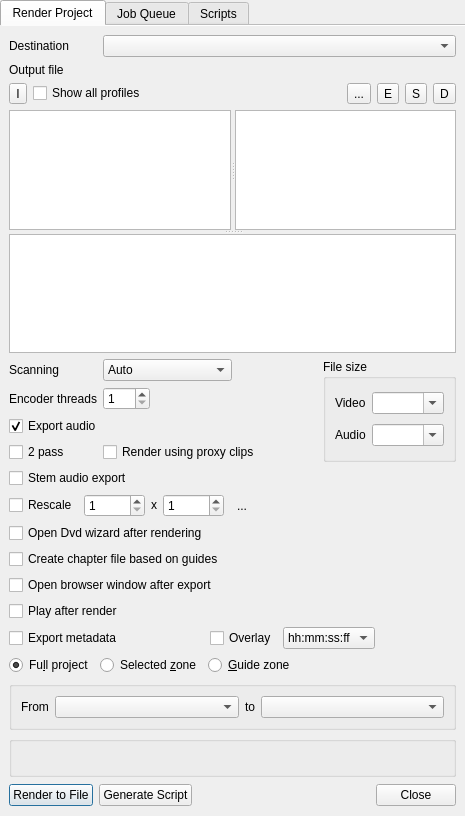
First picture: the form in src/ui/renderwidget_ui.ui, repository KDE/kdenlive, before the edit.
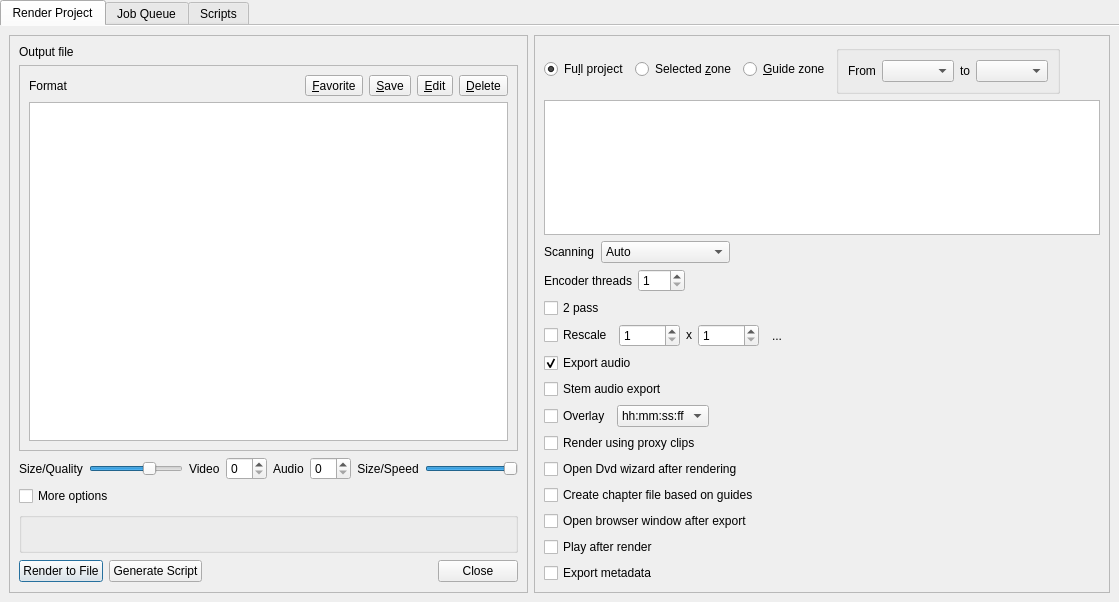
Second picture: the form after the edit. Custom widgets are drawn as their Qt base class.

Commit message: Render widget 'simple by default, powerful when needed' TODO: review profiles and speed options; rename to "export"

```diff
--- a/src/ui/renderwidget_ui.ui
+++ b/src/ui/renderwidget_ui.ui
@@ -6,8 +6,8 @@
    <rect>
     <x>0</x>
     <y>0</y>
-    <width>465</width>
-    <height>816</height>
+    <width>1119</width>
+    <height>602</height>
    </rect>
   </property>
   <property name="windowTitle">
@@ -26,7 +26,7 @@
    <property name="bottomMargin">
     <number>0</number>
    </property>
-   <item row="0" column="0">
+   <item>
     <widget class="QTabWidget" name="tabWidget">
      <property name="currentIndex">
       <number>0</number>
@@ -38,22 +38,26 @@
       <attribute name="title">
        <string>Render Project</string>
       </attribute>
-      <layout class="QGridLayout" name="gridLayout">
-       <item row="0" column="0">
-        <widget class="QLabel" name="label_6">
-         <property name="text">
-          <string>Destination</string>
+      <layout class="QHBoxLayout" name="horizontalLayout1">
+       <item>
+        <widget class="QFrame" name="baseGroup">
+         <property name="frameShape">
+          <enum>QFrame::StyledPanel</enum>
          </property>
-        </widget>
-       </item>
-       <item row="1" column="0">
-        <widget class="QLabel" name="label">
+         <property name="frameShadow">
+          <enum>QFrame::Raised</enum>
+         </property>
+         <layout class="QVBoxLayout" name="verticalLayout2">
+          <item>
+           <layout class="QHBoxLayout" name="outfileGroup">
+            <item>
+             <widget class="QLabel" name="outfileLabel">
          <property name="text">
           <string>Output file</string>
          </property>
         </widget>
        </item>
-       <item row="1" column="2" colspan="3">
+            <item>
         <widget class="KUrlRequester" name="out_file">
          <property name="sizePolicy">
           <sizepolicy hsizetype="Expanding" vsizetype="Preferred">
@@ -63,83 +67,28 @@
          </property>
         </widget>
        </item>
-       <item row="3" column="0" colspan="5">
-        <widget class="QSplitter" name="splitter_3">
-         <property name="orientation">
-          <enum>Qt::Vertical</enum>
-         </property>
-         <widget class="QSplitter" name="splitter">
-          <property name="orientation">
-           <enum>Qt::Horizontal</enum>
-          </property>
-          <widget class="QListWidget" name="format_list">
-           <property name="sizePolicy">
-            <sizepolicy hsizetype="Preferred" vsizetype="Expanding">
-             <horstretch>0</horstretch>
-             <verstretch>0</verstretch>
-            </sizepolicy>
-           </property>
-          </widget>
-          <widget class="QListWidget" name="size_list">
-           <property name="sizePolicy">
-            <sizepolicy hsizetype="Preferred" vsizetype="Expanding">
-             <horstretch>0</horstretch>
-             <verstretch>0</verstretch>
-            </sizepolicy>
-           </property>
-          </widget>
-         </widget>
-         <widget class="QTextEdit" name="advanced_params">
-          <property name="readOnly">
-           <bool>true</bool>
-          </property>
-          <property name="acceptRichText">
-           <bool>false</bool>
-          </property>
-         </widget>
-        </widget>
-       </item>
-       <item row="4" column="0">
-        <widget class="QLabel" name="label_5">
-         <property name="text">
-          <string>Scanning</string>
-         </property>
-        </widget>
-       </item>
-       <item row="5" column="0" colspan="2">
-        <widget class="QLabel" name="label_9">
-         <property name="text">
-          <string>Encoder threads</string>
-         </property>
-        </widget>
-       </item>
-       <item row="4" column="2">
-        <widget class="KComboBox" name="scanning_list">
-         <property name="sizePolicy">
-          <sizepolicy hsizetype="Fixed" vsizetype="Fixed">
-           <horstretch>0</horstretch>
-           <verstretch>0</verstretch>
-          </sizepolicy>
-         </property>
+           </layout>
+          </item>
+          <item>
+           <widget class="QFrame" name="formatGroup">
+            <property name="frameShape">
+             <enum>QFrame::StyledPanel</enum>
+            </property>
+            <property name="frameShadow">
+             <enum>QFrame::Raised</enum>
+            </property>
+            <layout class="QVBoxLayout" name="verticalLayout3">
          <item>
-          <property name="text">
-           <string>Auto</string>
-          </property>
-         </item>
+              <layout class="QHBoxLayout" name="formatTools">
          <item>
+                <widget class="QLabel" name="formatLabel">
           <property name="text">
-           <string>Force Progressive</string>
-          </property>
-         </item>
-         <item>
-          <property name="text">
-           <string>Force Interlaced</string>
-          </property>
-         </item>
-        </widget>
-       </item>
-       <item row="4" column="3">
-        <spacer name="horizontalSpacer_8">
+                  <string>Format</string>
+                 </property>
+                </widget>
+               </item>
+               <item>
+                <spacer name="formatSpace">
          <property name="orientation">
           <enum>Qt::Horizontal</enum>
          </property>
@@ -151,39 +100,109 @@
          </property>
         </spacer>
        </item>
-       <item row="4" column="4" rowspan="4">
-        <widget class="QGroupBox" name="groupBox">
-         <property name="title">
-          <string>File size</string>
-         </property>
-         <layout class="QGridLayout" name="gridLayout_9">
-          <item row="0" column="0">
-           <widget class="QLabel" name="bitrateLabel">
+               <item>
+                <widget class="QToolButton" name="buttonFavorite">
+                 <property name="text">
+                  <string>&amp;Favorite</string>
+                 </property>
+                </widget>
+               </item>
+               <item>
+                <widget class="QToolButton" name="buttonSave">
+                 <property name="text">
+                  <string>&amp;Save</string>
+                 </property>
+                </widget>
+               </item>
+               <item>
+                <widget class="QToolButton" name="buttonEdit">
+                 <property name="text">
+                  <string>&amp;Edit</string>
+                 </property>
+                </widget>
+               </item>
+               <item>
+                <widget class="QToolButton" name="buttonDelete">
+                 <property name="text">
+                  <string>&amp;Delete</string>
+                 </property>
+                </widget>
+               </item>
+              </layout>
+             </item>
+             <item>
+              <widget class="QTreeWidget" name="formats">
+               <property name="alternatingRowColors">
+                <bool>true</bool>
+               </property>
+               <property name="headerHidden">
+                <bool>true</bool>
+               </property>
+               <column>
+                <property name="text">
+                 <string notr="true">1</string>
+                </property>
+               </column>
+              </widget>
+             </item>
+            </layout>
+           </widget>
+          </item>
+          <item>
+           <layout class="QHBoxLayout" name="sizeGroup">
+            <item>
+             <widget class="QLabel" name="qualityLabel">
+              <property name="text">
+               <string>Size/Quality</string>
+              </property>
+             </widget>
+            </item>
+            <item>
+             <widget class="QSlider" name="quality">
             <property name="sizePolicy">
-             <sizepolicy hsizetype="Minimum" vsizetype="Preferred">
+               <sizepolicy hsizetype="MinimumExpanding" vsizetype="Fixed">
               <horstretch>0</horstretch>
               <verstretch>0</verstretch>
              </sizepolicy>
             </property>
+              <property name="minimum">
+               <number>1</number>
+              </property>
+              <property name="maximum">
+               <number>10</number>
+              </property>
+              <property name="pageStep">
+               <number>3</number>
+              </property>
+              <property name="value">
+               <number>7</number>
+              </property>
+              <property name="orientation">
+               <enum>Qt::Horizontal</enum>
+              </property>
+             </widget>
+            </item>
+            <item>
+             <widget class="QLabel" name="videoLabel">
             <property name="text">
              <string>Video</string>
             </property>
            </widget>
           </item>
-          <item row="0" column="1">
-           <widget class="KComboBox" name="comboBitrates">
-            <property name="toolTip">
-             <string>Best to worst quality</string>
-            </property>
-            <property name="editable">
-             <bool>true</bool>
-            </property>
-            <property name="frame">
-             <bool>true</bool>
+            <item>
+             <widget class="QSpinBox" name="video"/>
+            </item>
+            <item>
+             <widget class="QLabel" name="audioLabel">
+              <property name="text">
+               <string>Audio</string>
             </property>
            </widget>
           </item>
-          <item row="1" column="0">
+            <item>
+             <widget class="QSpinBox" name="audio"/>
+            </item>
+            <item>
            <widget class="QLabel" name="audiobitrateLabel">
             <property name="sizePolicy">
              <sizepolicy hsizetype="Maximum" vsizetype="Preferred">
@@ -192,163 +211,78 @@
              </sizepolicy>
             </property>
             <property name="text">
-             <string>Audio</string>
-            </property>
-           </widget>
-          </item>
-          <item row="1" column="1">
-           <widget class="KComboBox" name="comboAudioBitrates">
-            <property name="toolTip">
-             <string>Best to worst quality</string>
-            </property>
-            <property name="editable">
-             <bool>true</bool>
-            </property>
-           </widget>
-          </item>
-         </layout>
-        </widget>
-       </item>
-       <item row="7" column="0">
-        <widget class="QCheckBox" name="checkTwoPass">
-         <property name="text">
-          <string>2 pass</string>
-         </property>
-        </widget>
-       </item>
-       <item row="9" column="0">
-        <widget class="QCheckBox" name="rescale">
-         <property name="text">
-          <string>Rescale</string>
-         </property>
-        </widget>
-       </item>
-       <item row="5" column="2">
-        <widget class="QSpinBox" name="encoder_threads">
+               <string>Size/Speed</string>
+              </property>
+              <property name="alignment">
+               <set>Qt::AlignCenter</set>
+              </property>
+             </widget>
+            </item>
+            <item>
+             <widget class="QSlider" name="speed">
          <property name="sizePolicy">
-          <sizepolicy hsizetype="Fixed" vsizetype="Fixed">
+               <sizepolicy hsizetype="MinimumExpanding" vsizetype="Fixed">
            <horstretch>0</horstretch>
            <verstretch>0</verstretch>
           </sizepolicy>
          </property>
-         <property name="minimum">
-          <number>1</number>
-         </property>
          <property name="maximum">
-          <number>999</number>
-         </property>
-        </widget>
-       </item>
-       <item row="0" column="2" colspan="3">
-        <widget class="KComboBox" name="destination_list"/>
-       </item>
-       <item row="14" column="0" colspan="5">
-        <layout class="QHBoxLayout" name="horizontalLayout_5">
-         <item>
-          <widget class="QCheckBox" name="export_meta">
-           <property name="text">
-            <string>Export metadata</string>
-           </property>
-          </widget>
-         </item>
-         <item>
-          <spacer name="horizontalSpacer_2">
+               <number>1</number>
+              </property>
+              <property name="pageStep">
+               <number>2</number>
+              </property>
+              <property name="value">
+               <number>1</number>
+              </property>
            <property name="orientation">
             <enum>Qt::Horizontal</enum>
            </property>
-           <property name="sizeHint" stdset="0">
-            <size>
-             <width>40</width>
-             <height>20</height>
-            </size>
-           </property>
-          </spacer>
+             </widget>
+            </item>
+           </layout>
+          </item>
+          <item>
+           <widget class="QCheckBox" name="options">
+            <property name="text">
+             <string>More options</string>
+            </property>
+           </widget>
          </item>
          <item>
-          <widget class="QCheckBox" name="tc_overlay">
+           <layout class="QHBoxLayout" name="info"/>
+          </item>
+          <item>
+           <widget class="QGroupBox" name="errorBox">
+            <property name="title">
+             <string/>
+            </property>
+            <layout class="QGridLayout" name="gridLayout">
+             <item row="0" column="0">
+              <widget class="QLabel" name="errorIcon">
+               <property name="text">
+                <string/>
+               </property>
+              </widget>
+             </item>
+             <item row="0" column="1">
+              <widget class="QLabel" name="errorLabel">
            <property name="sizePolicy">
-            <sizepolicy hsizetype="Preferred" vsizetype="Fixed">
+                <sizepolicy hsizetype="MinimumExpanding" vsizetype="Preferred">
              <horstretch>0</horstretch>
              <verstretch>0</verstretch>
             </sizepolicy>
            </property>
            <property name="text">
-            <string>Overlay</string>
+                <string/>
            </property>
           </widget>
          </item>
-         <item>
-          <widget class="KComboBox" name="tc_type">
-           <item>
-            <property name="text">
-             <string>hh:mm:ss:ff</string>
-            </property>
-           </item>
-           <item>
-            <property name="text">
-             <string>Frames</string>
-            </property>
-           </item>
-          </widget>
-         </item>
-         <item>
-          <spacer name="horizontalSpacer_7">
-           <property name="orientation">
-            <enum>Qt::Horizontal</enum>
-           </property>
-           <property name="sizeHint" stdset="0">
-            <size>
-             <width>40</width>
-             <height>20</height>
-            </size>
-           </property>
-          </spacer>
-         </item>
-        </layout>
-       </item>
-       <item row="15" column="0" colspan="5">
-        <layout class="QHBoxLayout" name="horizontalLayout">
-         <item>
-          <widget class="QRadioButton" name="render_full">
-           <property name="text">
-            <string>Fu&amp;ll project</string>
-           </property>
-           <property name="checked">
-            <bool>true</bool>
-           </property>
+            </layout>
           </widget>
          </item>
          <item>
-          <widget class="QRadioButton" name="render_zone">
-           <property name="text">
-            <string>Selected &amp;zone</string>
-           </property>
-          </widget>
-         </item>
-         <item>
-          <widget class="QRadioButton" name="render_guide">
-           <property name="text">
-            <string>&amp;Guide zone</string>
-           </property>
-          </widget>
-         </item>
-         <item>
-          <spacer name="horizontalSpacer_6">
-           <property name="orientation">
-            <enum>Qt::Horizontal</enum>
-           </property>
-           <property name="sizeHint" stdset="0">
-            <size>
-             <width>40</width>
-             <height>20</height>
-            </size>
-           </property>
-          </spacer>
-         </item>
-        </layout>
-       </item>
-       <item row="18" column="0" colspan="5">
-        <layout class="QHBoxLayout" name="horizontalLayout_3">
+           <layout class="QHBoxLayout" name="targetGroup">
          <item>
           <widget class="QPushButton" name="buttonRender">
            <property name="text">
@@ -364,7 +298,7 @@
           </widget>
          </item>
          <item>
-          <spacer name="horizontalSpacer">
+             <spacer name="targetSpace">
            <property name="orientation">
             <enum>Qt::Horizontal</enum>
            </property>
@@ -385,96 +319,45 @@
          </item>
         </layout>
        </item>
-       <item row="2" column="0" colspan="5">
-        <layout class="QHBoxLayout" name="horizontalLayout_4">
-         <item>
-          <widget class="QToolButton" name="buttonInfo">
-           <property name="text">
-            <string>I</string>
-           </property>
+         </layout>
           </widget>
          </item>
          <item>
-          <widget class="QCheckBox" name="show_all_profiles">
-           <property name="text">
-            <string>Show all profiles</string>
-           </property>
-          </widget>
-         </item>
-         <item>
-          <widget class="QToolButton" name="buttonFavorite">
-           <property name="text">
-            <string>...</string>
-           </property>
-          </widget>
-         </item>
+        <widget class="QFrame" name="optionsGroup">
+         <property name="frameShape">
+          <enum>QFrame::StyledPanel</enum>
+         </property>
+         <property name="frameShadow">
+          <enum>QFrame::Raised</enum>
+         </property>
+         <layout class="QVBoxLayout" name="verticalLayout4">
          <item>
-          <widget class="QToolButton" name="buttonEdit">
+           <layout class="QHBoxLayout" name="zoneGroup">
+            <item>
+             <widget class="QRadioButton" name="render_full">
            <property name="text">
-            <string>E</string>
-           </property>
+               <string>Fu&amp;ll project</string>
+              </property>
+              <property name="checked">
+               <bool>true</bool>
+              </property>
           </widget>
          </item>
          <item>
-          <widget class="QToolButton" name="buttonSave">
+             <widget class="QRadioButton" name="render_zone">
            <property name="text">
-            <string>S</string>
+               <string>Selected &amp;zone</string>
            </property>
           </widget>
          </item>
          <item>
-          <widget class="QToolButton" name="buttonDelete">
+             <widget class="QRadioButton" name="render_guide">
            <property name="text">
-            <string>D</string>
+               <string>&amp;Guide zone</string>
            </property>
           </widget>
          </item>
-        </layout>
-       </item>
-       <item row="17" column="0" colspan="5">
-        <widget class="QGroupBox" name="errorBox">
-         <property name="title">
-          <string/>
-         </property>
-         <layout class="QGridLayout" name="gridLayout_8">
-          <item row="0" column="0">
-           <widget class="QLabel" name="errorIcon">
-            <property name="text">
-             <string/>
-            </property>
-           </widget>
-          </item>
-          <item row="0" column="1">
-           <widget class="QLabel" name="errorLabel">
-            <property name="sizePolicy">
-             <sizepolicy hsizetype="MinimumExpanding" vsizetype="Preferred">
-              <horstretch>0</horstretch>
-              <verstretch>0</verstretch>
-             </sizepolicy>
-            </property>
-            <property name="text">
-             <string/>
-            </property>
-           </widget>
-          </item>
-         </layout>
-        </widget>
-       </item>
-       <item row="12" column="0" colspan="5">
-        <widget class="QCheckBox" name="open_browser">
-         <property name="text">
-          <string>Open browser window after export</string>
-         </property>
-        </widget>
-       </item>
-       <item row="13" column="0" colspan="5">
-        <widget class="QCheckBox" name="play_after">
-         <property name="text">
-          <string>Play after render</string>
-         </property>
-        </widget>
-       </item>
-       <item row="16" column="0" colspan="5">
+            <item>
         <widget class="QGroupBox" name="guides_box">
          <property name="title">
           <string/>
@@ -517,42 +400,142 @@
          </layout>
         </widget>
        </item>
-       <item row="11" column="0" colspan="5">
-        <widget class="QCheckBox" name="create_chapter">
-         <property name="text">
-          <string>Create chapter file based on guides</string>
-         </property>
-        </widget>
-       </item>
-       <item row="10" column="0" colspan="5">
-        <widget class="QCheckBox" name="open_dvd">
+            <item>
+             <spacer name="zoneSpace">
+              <property name="orientation">
+               <enum>Qt::Horizontal</enum>
+              </property>
+              <property name="sizeHint" stdset="0">
+               <size>
+                <width>40</width>
+                <height>20</height>
+               </size>
+              </property>
+             </spacer>
+            </item>
+           </layout>
+          </item>
+          <item>
+           <widget class="QTextEdit" name="advanced_params">
+            <property name="sizePolicy">
+             <sizepolicy hsizetype="Preferred" vsizetype="Preferred">
+              <horstretch>0</horstretch>
+              <verstretch>0</verstretch>
+             </sizepolicy>
+            </property>
+            <property name="readOnly">
+             <bool>true</bool>
+            </property>
+            <property name="acceptRichText">
+             <bool>false</bool>
+            </property>
+           </widget>
+          </item>
+          <item>
+           <layout class="QHBoxLayout" name="scanGroup">
+            <item>
+             <widget class="QLabel" name="scanningLabel">
          <property name="text">
-          <string>Open Dvd wizard after rendering</string>
+               <string>Scanning</string>
          </property>
         </widget>
        </item>
-       <item row="7" column="2" colspan="2">
-        <widget class="QCheckBox" name="proxy_render">
+            <item>
+             <widget class="KComboBox" name="scanning_list">
+              <property name="sizePolicy">
+               <sizepolicy hsizetype="Fixed" vsizetype="Fixed">
+                <horstretch>0</horstretch>
+                <verstretch>0</verstretch>
+               </sizepolicy>
+              </property>
+              <item>
          <property name="text">
-          <string>Render using proxy clips</string>
-         </property>
-        </widget>
-       </item>
-       <item row="6" column="0" colspan="4">
-        <widget class="QCheckBox" name="export_audio">
+                <string>Auto</string>
+               </property>
+              </item>
+              <item>
+               <property name="text">
+                <string>Force Progressive</string>
+               </property>
+              </item>
+              <item>
+               <property name="text">
+                <string>Force Interlaced</string>
+               </property>
+              </item>
+             </widget>
+            </item>
+            <item>
+             <spacer name="scanSpace">
+              <property name="orientation">
+               <enum>Qt::Horizontal</enum>
+              </property>
+              <property name="sizeHint" stdset="0">
+               <size>
+                <width>40</width>
+                <height>20</height>
+               </size>
+              </property>
+             </spacer>
+            </item>
+           </layout>
+          </item>
+          <item>
+           <layout class="QHBoxLayout" name="threadGroup">
+            <item>
+             <widget class="QLabel" name="threadsLabel">
          <property name="text">
-          <string>Export audio</string>
-         </property>
-         <property name="checked">
-          <bool>true</bool>
-         </property>
-         <property name="tristate">
-          <bool>true</bool>
-         </property>
-        </widget>
-       </item>
-       <item row="9" column="1" colspan="4">
+               <string>Encoder threads</string>
+              </property>
+             </widget>
+            </item>
+            <item>
+             <widget class="QSpinBox" name="encoder_threads">
+              <property name="sizePolicy">
+               <sizepolicy hsizetype="Fixed" vsizetype="Fixed">
+                <horstretch>0</horstretch>
+                <verstretch>0</verstretch>
+               </sizepolicy>
+              </property>
+              <property name="minimum">
+               <number>1</number>
+              </property>
+              <property name="maximum">
+               <number>999</number>
+              </property>
+             </widget>
+            </item>
+            <item>
+             <spacer name="threadSpace">
+              <property name="orientation">
+               <enum>Qt::Horizontal</enum>
+              </property>
+              <property name="sizeHint" stdset="0">
+               <size>
+                <width>40</width>
+                <height>20</height>
+               </size>
+              </property>
+             </spacer>
+            </item>
+           </layout>
+          </item>
+          <item>
+           <widget class="QCheckBox" name="checkTwoPass">
+            <property name="text">
+             <string>2 pass</string>
+            </property>
+           </widget>
+          </item>
+          <item>
         <layout class="QHBoxLayout" name="rescale_box">
+            <item>
+             <widget class="QCheckBox" name="rescale">
+              <property name="text">
+               <string>Rescale</string>
+              </property>
+             </widget>
+            </item>
          <item>
           <widget class="QSpinBox" name="rescale_width">
            <property name="minimum">
@@ -617,16 +600,118 @@
          </item>
         </layout>
        </item>
-       <item row="8" column="0" colspan="3">
+          <item>
+           <widget class="QCheckBox" name="export_audio">
+            <property name="text">
+             <string>Export audio</string>
+            </property>
+            <property name="checked">
+             <bool>true</bool>
+            </property>
+            <property name="tristate">
+             <bool>true</bool>
+            </property>
+           </widget>
+          </item>
+          <item>
         <widget class="QCheckBox" name="stemAudioExport">
          <property name="text">
           <string>Stem audio export</string>
          </property>
         </widget>
        </item>
-      </layout>
-     </widget>
-     <widget class="QWidget" name="tab_2">
+          <item>
+           <layout class="QHBoxLayout" name="overlayGroup">
+            <item>
+             <widget class="QCheckBox" name="tc_overlay">
+              <property name="sizePolicy">
+               <sizepolicy hsizetype="Preferred" vsizetype="Fixed">
+                <horstretch>0</horstretch>
+                <verstretch>0</verstretch>
+               </sizepolicy>
+              </property>
+              <property name="text">
+               <string>Overlay</string>
+              </property>
+             </widget>
+            </item>
+            <item>
+             <widget class="KComboBox" name="tc_type">
+              <item>
+               <property name="text">
+                <string>hh:mm:ss:ff</string>
+               </property>
+              </item>
+              <item>
+               <property name="text">
+                <string>Frames</string>
+               </property>
+              </item>
+             </widget>
+            </item>
+            <item>
+             <spacer name="overlaySpace">
+              <property name="orientation">
+               <enum>Qt::Horizontal</enum>
+              </property>
+              <property name="sizeHint" stdset="0">
+               <size>
+                <width>40</width>
+                <height>20</height>
+               </size>
+              </property>
+             </spacer>
+            </item>
+           </layout>
+          </item>
+          <item>
+           <widget class="QCheckBox" name="proxy_render">
+            <property name="text">
+             <string>Render using proxy clips</string>
+            </property>
+           </widget>
+          </item>
+          <item>
+           <widget class="QCheckBox" name="open_dvd">
+            <property name="text">
+             <string>Open Dvd wizard after rendering</string>
+            </property>
+           </widget>
+          </item>
+          <item>
+           <widget class="QCheckBox" name="create_chapter">
+            <property name="text">
+             <string>Create chapter file based on guides</string>
+            </property>
+           </widget>
+          </item>
+          <item>
+           <widget class="QCheckBox" name="open_browser">
+            <property name="text">
+             <string>Open browser window after export</string>
+            </property>
+           </widget>
+          </item>
+          <item>
+           <widget class="QCheckBox" name="play_after">
+            <property name="text">
+             <string>Play after render</string>
+            </property>
+           </widget>
+          </item>
+          <item>
+           <widget class="QCheckBox" name="export_meta">
+            <property name="text">
+             <string>Export metadata</string>
+            </property>
+           </widget>
+          </item>
+         </layout>
+        </widget>
+       </item>
+      </layout>
+     </widget>
+     <widget class="QWidget" name="jobTab">
       <attribute name="title">
        <string>Job Queue</string>
       </attribute>
@@ -659,7 +744,7 @@
         </widget>
        </item>
        <item row="0" column="0" colspan="5">
-        <widget class="QSplitter" name="splitter_2">
+        <widget class="QSplitter" name="splitter">
          <property name="orientation">
           <enum>Qt::Vertical</enum>
          </property>
```
Left out of the diff: 28 changed lines with no effect on the pictures. Lines whose indentation alone changed are shown as unchanged. The commit also changes 3 other files.
